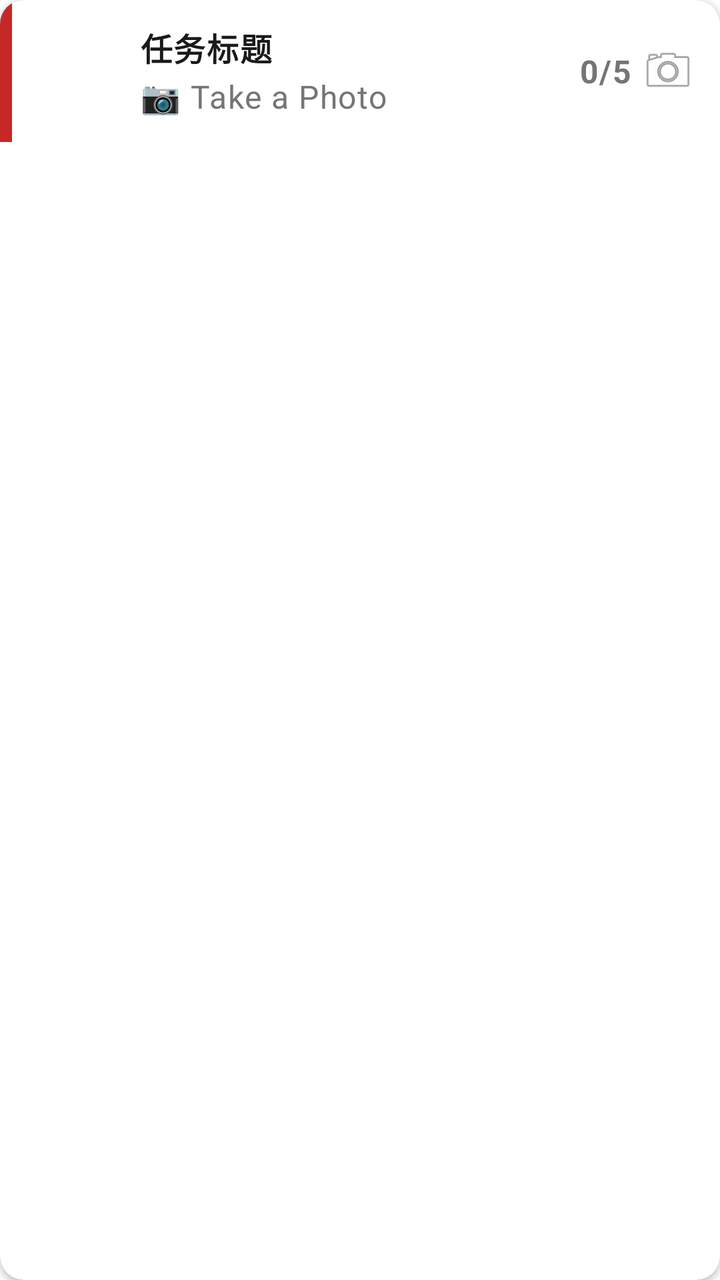
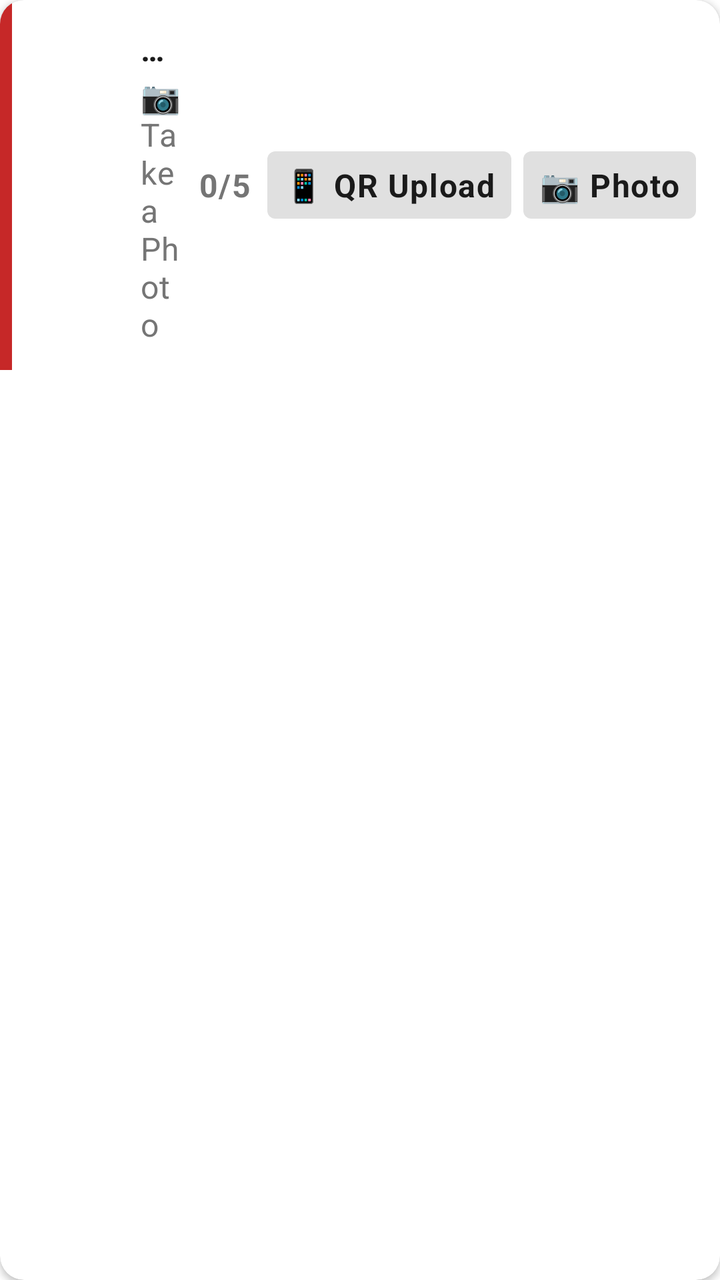

Screens rendered from an Android XML layout before and after an edit, with the pre-edit source and the edit as a unified diff.
<!-- AndroidManifest.xml: application theme Theme.JustNow -->
<!-- res/layout/item_task_photo_list.xml -->
<?xml version="1.0" encoding="utf-8"?>
<androidx.cardview.widget.CardView xmlns:android="http://schemas.android.com/apk/res/android"
    xmlns:app="http://schemas.android.com/apk/res-auto"
    android:layout_width="match_parent"
    android:layout_height="wrap_content"
    android:layout_margin="8dp"
    app:cardCornerRadius="12dp"
    app:cardElevation="2dp">

    <LinearLayout
        android:layout_width="match_parent"
        android:layout_height="wrap_content"
        android:orientation="horizontal"
        android:baselineAligned="false">

        
        <View
            android:id="@+id/v_task_photo_quadrant_bar"
            android:layout_width="6dp"
            android:layout_height="match_parent"
            android:background="@color/quadrant_urgent_important" />

        <LinearLayout
            android:layout_width="match_parent"
            android:layout_height="wrap_content"
            android:orientation="horizontal"
            android:gravity="center_vertical"
            android:padding="12dp">

            
            <ImageView
                android:id="@+id/iv_task_photo_icon"
                android:layout_width="40dp"
                android:layout_height="40dp"
                android:layout_marginEnd="12dp"
                android:background="@android:color/transparent"
                android:scaleType="fitCenter" />

            
            <LinearLayout
                android:layout_width="0dp"
                android:layout_height="wrap_content"
                android:layout_weight="1"
                android:orientation="vertical">

                <TextView
                    android:id="@+id/tv_task_photo_title"
                    android:layout_width="match_parent"
                    android:layout_height="wrap_content"
                    android:text="任务标题"
                    android:textAppearance="@style/TextAppearance.JustNow.Caption"
                    android:textStyle="bold"
                    android:textColor="@color/text_primary"
                    android:maxLines="1"
                    android:ellipsize="end" />

                <TextView
                    android:id="@+id/tv_task_photo_hint"
                    android:layout_width="match_parent"
                    android:layout_height="wrap_content"
                    android:text="@string/s_task_photo_list_title"
                    android:textAppearance="@style/TextAppearance.JustNow.Caption"
                    android:textColor="@color/text_secondary"
                    android:layout_marginTop="2dp" />

            </LinearLayout>

            
            <TextView
                android:id="@+id/tv_photo_count"
                android:layout_width="wrap_content"
                android:layout_height="wrap_content"
                android:text="0/5"
                android:textAppearance="@style/TextAppearance.JustNow.Caption"
                android:textStyle="bold"
                android:textColor="@color/text_secondary"
                android:layout_marginStart="8dp" />

            
            <ImageView
                android:id="@+id/iv_camera_indicator"
                android:layout_width="28dp"
                android:layout_height="28dp"
                android:src="@android:drawable/ic_menu_camera"
                android:layout_marginStart="4dp"
                android:alpha="0.8"
                android:clickable="false"
                android:focusable="false"
                android:contentDescription="@null" />

        </LinearLayout>

    </LinearLayout>

</androidx.cardview.widget.CardView>
<!-- resources referenced by this layout -->
<resources>
  <color name="quadrant_urgent_important">#C62828</color>
  <color name="text_primary">#1A1A1A</color>
  <color name="text_secondary">#757575</color>
  <string name="s_task_photo_list_title">📷 Take a Photo</string>
  <style name="TextAppearance.JustNow.Caption" parent="TextAppearance.MaterialComponents.Caption">
          <item name="android:textSize">@dimen/text_size_caption</item>
      </style>
  <style name="Theme.JustNow" parent="Theme.MaterialComponents.DayNight.NoActionBar">
          
          <item name="colorPrimary">@color/theme_blue</item>
          <item name="colorPrimaryVariant">#1557B0</item>
          <item name="colorOnPrimary">@color/white</item>
          
          <item name="colorSecondary">@color/teal_200</item>
          <item name="colorSecondaryVariant">@color/teal_700</item>
          <item name="colorOnSecondary">@color/black</item>
          
          
          <item name="popupTheme">@style/ThemeOverlay.MaterialComponents.Light</item>
          <item name="alertDialogTheme">@style/ThemeOverlay.JustNow.AlertDialog</item>
          
          <item name="colorControlActivated">@color/theme_blue</item>
      </style>
  <dimen name="text_size_caption">16sp</dimen>
  <color name="theme_blue">#1A73E8</color>
  <color name="white">#FFFFFFFF</color>
  <color name="teal_200">#FF03DAC5</color>
  <color name="teal_700">#FF018786</color>
  <color name="black">#FF000000</color>
  <style name="TextAppearance.JustNow.Dialog.Title" parent="TextAppearance.JustNow.Title">
          <item name="android:textColor">@color/text_primary</item>
      </style>
  <style name="TextAppearance.JustNow.Dialog.Body" parent="TextAppearance.JustNow.Body">
          <item name="android:textColor">@color/text_primary</item>
      </style>
  <style name="Widget.JustNow.Dialog.Button" parent="Widget.MaterialComponents.Button.TextButton.Dialog">
          <item name="android:textAppearance">@style/TextAppearance.JustNow.Dialog.Button</item>
          <item name="textAllCaps">false</item>
      </style>
  <style name="Widget.JustNow.Dialog.Button.Secondary" parent="Widget.MaterialComponents.Button.TextButton.Dialog">
          <item name="android:textAppearance">@style/TextAppearance.JustNow.Dialog.Button.Secondary</item>
          <item name="textAllCaps">false</item>
      </style>
  <style name="TextAppearance.JustNow.Title" parent="TextAppearance.MaterialComponents.Headline6">
          <item name="android:textSize">@dimen/text_size_title</item>
      </style>
  <style name="TextAppearance.JustNow.Body" parent="TextAppearance.MaterialComponents.Subtitle1">
          <item name="android:textSize">@dimen/text_size_body</item>
      </style>
  <style name="TextAppearance.JustNow.Dialog.Button" parent="TextAppearance.JustNow.Body">
          <item name="android:textColor">?attr/colorPrimary</item>
      </style>
  <style name="TextAppearance.JustNow.Dialog.Button.Secondary" parent="TextAppearance.JustNow.Body">
          <item name="android:textColor">?attr/colorPrimary</item>
      </style>
  <dimen name="text_size_title">22sp</dimen>
  <dimen name="text_size_body">18sp</dimen>
  <!-- unchanged entries left out for length: 1 -->
</resources>

<!-- the commit's change to res/layout/item_task_photo_list.xml (unified diff, before → after) -->
@@ -74,19 +74,43 @@
                 android:textAppearance="@style/TextAppearance.JustNow.Caption"
                 android:textStyle="bold"
                 android:textColor="@color/text_secondary"
-                android:layout_marginStart="8dp" />
+                android:layout_marginStart="8dp"
+                android:layout_marginEnd="8dp" />
 
             
-            <ImageView
-                android:id="@+id/iv_camera_indicator"
-                android:layout_width="28dp"
-                android:layout_height="28dp"
-                android:src="@android:drawable/ic_menu_camera"
-                android:layout_marginStart="4dp"
-                android:alpha="0.8"
-                android:clickable="false"
-                android:focusable="false"
-                android:contentDescription="@null" />
+            <TextView
+                android:id="@+id/btn_task_qr_upload"
+                android:layout_width="wrap_content"
+                android:layout_height="wrap_content"
+                android:text="@string/s_qr_upload"
+                android:textAppearance="@style/TextAppearance.JustNow.Caption"
+                android:textColor="@color/text_primary"
+                android:textStyle="bold"
+                android:paddingStart="8dp"
+                android:paddingEnd="8dp"
+                android:paddingTop="6dp"
+                android:paddingBottom="6dp"
+                android:layout_marginEnd="6dp"
+                android:background="@drawable/badge_bg"
+                android:clickable="true"
+                android:focusable="true" />
+
+            
+            <TextView
+                android:id="@+id/btn_task_take_photo"
+                android:layout_width="wrap_content"
+                android:layout_height="wrap_content"
+                android:text="@string/s_take_photo"
+                android:textAppearance="@style/TextAppearance.JustNow.Caption"
+                android:textColor="@color/text_primary"
+                android:textStyle="bold"
+                android:paddingStart="8dp"
+                android:paddingEnd="8dp"
+                android:paddingTop="6dp"
+                android:paddingBottom="6dp"
+                android:background="@drawable/badge_bg"
+                android:clickable="true"
+                android:focusable="true" />
 
         </LinearLayout>
 
<!-- resource entries referenced after the edit -->
@@ -3,6 +3,15 @@
   <color name="quadrant_urgent_important">#C62828</color>
   <color name="text_primary">#1A1A1A</color>
   <color name="text_secondary">#757575</color>
+  <!-- drawable badge_bg (drawable) -->
+  <?xml version="1.0" encoding="utf-8"?>
+  <shape xmlns:android="http://schemas.android.com/apk/res/android"
+      android:shape="rectangle">
+      <corners android:radius="4dp" />
+      <solid android:color="@color/badge_background" />
+  </shape>
+  <string name="s_qr_upload">📱 QR Upload</string>
+  <string name="s_take_photo">📷 Photo</string>
   <string name="s_task_photo_list_title">📷 Take a Photo</string>
   <style name="TextAppearance.JustNow.Caption" parent="TextAppearance.MaterialComponents.Caption">
           <item name="android:textSize">@dimen/text_size_caption</item>
@@ -23,6 +32,7 @@
           
           <item name="colorControlActivated">@color/theme_blue</item>
       </style>
+  <color name="badge_background">#E0E0E0</color>
   <dimen name="text_size_caption">16sp</dimen>
   <color name="theme_blue">#1A73E8</color>
   <color name="white">#FFFFFFFF</color>
